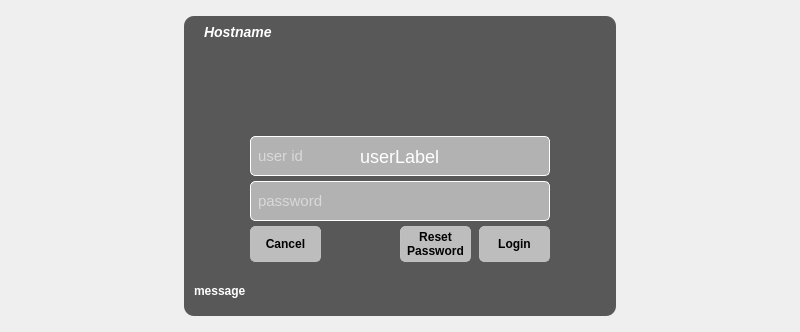
This is src/loginform.ui in aciklab/Hvl-Lightdm-Greeter as Qt 5 draws it before an edit. The edited form follows.
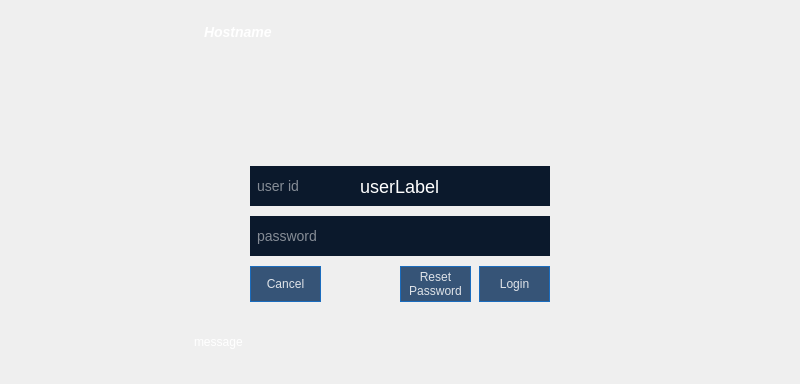
This is the edited form. Icons and pictures are not drawn.

What changed in the file:
```diff
--- a/src/loginform.ui
+++ b/src/loginform.ui
@@ -7,7 +7,7 @@
     <x>0</x>
     <y>0</y>
     <width>800</width>
-    <height>328</height>
+    <height>380</height>
    </rect>
   </property>
   <property name="font">
@@ -21,7 +21,7 @@
   </property>
   <property name="styleSheet">
    <string notr="true">QWidget {
-    border-radius: 5px;
+    border-radius: 0px;
 }</string>
   </property>
   <layout class="QHBoxLayout" name="horizontalLayout">
@@ -35,7 +35,7 @@
      </property>
      <property name="styleSheet">
       <string notr="true">QWidget {
-    border-radius: 5px;
+    border-radius: 0px;
 }</string>
      </property>
      <property name="frameShape">
@@ -293,15 +293,20 @@
       </layout>
      </widget>
      <widget class="QWidget" name="loginpage">
+      <property name="font">
+       <font>
+        <family>Nimbus Sans L</family>
+       </font>
+      </property>
       <property name="styleSheet">
        <string notr="true">#loginframe{
-    background-color: rgba(50,50,50, 0.8);
-	border-radius: 10px;
+    background-color: rgba(255,255,255, 0.0);
+	border-radius: 0px;
 }
 #messagelabel{
 	color: white;
 	font-size:12px;
-    font:bold;
+    font: &quot;Nimbus Sans L Regular&quot;
 }
 #hostnameLabel {
 	color: white;
@@ -312,16 +317,22 @@
 #userLabel {
 	color: white;
 	font-size:18px;
+	font: &quot;Nimbus Sans L Regular&quot;
     
 }
 
 QComboBox,
 QPushButton {
-    color:black;
+    color:#dfe3e8;
 	font-size:12px;
-    font:bold;
-    border: 1px solid silver;
-    background-color: rgba(200, 200, 200,0.9);
+    font: &quot;Nimbus Sans L Regular&quot;;
+    border: 1px solid #1B6CBD;
+    background-color: rgba(33, 67, 106,0.9);
+}
+
+QToolButton {
+    color:#dfe3e8;
+	font: &quot;Nimbus Sans L Regular&quot;
 }
 
 QLineEdit::focus{
@@ -330,11 +341,12 @@
 }
 QLineEdit{
 	color:white;
-	font-size:15px;
+	font-size:14px;
 	padding:5px;
-	border:1px solid white;
-	background-color: rgba(200,200,200,0.8);
- 	border-radius: 5px;
+	border:1px #0094f0;
+	background-color: #0b192c;
+	border-radius: 0px;
+	font: &quot;Nimbus Sans L Regular&quot;
 }
 
 
@@ -377,7 +389,7 @@
          <property name="minimumSize">
           <size>
            <width>432</width>
-           <height>300</height>
+           <height>352</height>
           </size>
          </property>
          <property name="font">
@@ -401,7 +413,7 @@
           <property name="geometry">
            <rect>
             <x>66</x>
-            <y>165</y>
+            <y>200</y>
             <width>300</width>
             <height>40</height>
            </rect>
@@ -421,6 +433,9 @@
           <property name="font">
            <font>
             <pointsize>-1</pointsize>
+            <weight>50</weight>
+            <italic>false</italic>
+            <bold>false</bold>
            </font>
           </property>
           <property name="text">
@@ -442,42 +457,11 @@
            <number>10</number>
           </property>
          </widget>
-         <widget class="QLabel" name="logolabel">
-          <property name="geometry">
-           <rect>
-            <x>166</x>
-            <y>10</y>
-            <width>100</width>
-            <height>100</height>
-           </rect>
-          </property>
-          <property name="minimumSize">
-           <size>
-            <width>100</width>
-            <height>100</height>
-           </size>
-          </property>
-          <property name="maximumSize">
-           <size>
-            <width>100</width>
-            <height>100</height>
-           </size>
-          </property>
-          <property name="text">
-           <string/>
-          </property>
-          <property name="pixmap">
-           <pixmap resource="hvl-lightdm-greeter.qrc">:/resources/pardus.png</pixmap>
-          </property>
-          <property name="scaledContents">
-           <bool>true</bool>
-          </property>
-         </widget>
          <widget class="QLineEdit" name="userInput">
           <property name="geometry">
            <rect>
             <x>66</x>
-            <y>120</y>
+            <y>150</y>
             <width>300</width>
             <height>40</height>
            </rect>
@@ -497,6 +481,9 @@
           <property name="font">
            <font>
             <pointsize>-1</pointsize>
+            <weight>50</weight>
+            <italic>false</italic>
+            <bold>false</bold>
            </font>
           </property>
           <property name="focusPolicy">
@@ -513,11 +500,19 @@
           <property name="geometry">
            <rect>
             <x>10</x>
-            <y>249</y>
+            <y>300</y>
             <width>411</width>
             <height>51</height>
            </rect>
           </property>
+          <property name="font">
+           <font>
+            <pointsize>-1</pointsize>
+            <weight>50</weight>
+            <italic>false</italic>
+            <bold>false</bold>
+           </font>
+          </property>
           <property name="text">
            <string>message</string>
           </property>
@@ -580,7 +575,7 @@
           <property name="geometry">
            <rect>
             <x>216</x>
-            <y>210</y>
+            <y>250</y>
             <width>71</width>
             <height>36</height>
            </rect>
@@ -597,54 +592,54 @@
              <colorrole role="WindowText">
               <brush brushstyle="SolidPattern">
                <color alpha="255">
-                <red>0</red>
-                <green>0</green>
-                <blue>0</blue>
+                <red>223</red>
+                <green>227</green>
+                <blue>232</blue>
                </color>
               </brush>
              </colorrole>
              <colorrole role="Button">
               <brush brushstyle="SolidPattern">
                <color alpha="229">
-                <red>200</red>
-                <green>200</green>
-                <blue>200</blue>
+                <red>33</red>
+                <green>67</green>
+                <blue>106</blue>
                </color>
               </brush>
              </colorrole>
              <colorrole role="Text">
               <brush brushstyle="SolidPattern">
                <color alpha="255">
-                <red>0</red>
-                <green>0</green>
-                <blue>0</blue>
+                <red>223</red>
+                <green>227</green>
+                <blue>232</blue>
                </color>
               </brush>
              </colorrole>
              <colorrole role="ButtonText">
               <brush brushstyle="SolidPattern">
                <color alpha="255">
-                <red>0</red>
-                <green>0</green>
-                <blue>0</blue>
+                <red>223</red>
+                <green>227</green>
+                <blue>232</blue>
                </color>
               </brush>
              </colorrole>
              <colorrole role="Base">
               <brush brushstyle="SolidPattern">
                <color alpha="229">
-                <red>200</red>
-                <green>200</green>
-                <blue>200</blue>
+                <red>33</red>
+                <green>67</green>
+                <blue>106</blue>
                </color>
               </brush>
              </colorrole>
              <colorrole role="Window">
               <brush brushstyle="SolidPattern">
                <color alpha="229">
-                <red>200</red>
-                <green>200</green>
-                <blue>200</blue>
+                <red>33</red>
+                <green>67</green>
+                <blue>106</blue>
                </color>
               </brush>
              </colorrole>
@@ -662,54 +657,54 @@
              <colorrole role="WindowText">
               <brush brushstyle="SolidPattern">
                <color alpha="255">
-                <red>0</red>
-                <green>0</green>
-                <blue>0</blue>
+                <red>223</red>
+                <green>227</green>
+                <blue>232</blue>
                </color>
               </brush>
              </colorrole>
              <colorrole role="Button">
               <brush brushstyle="SolidPattern">
                <color alpha="229">
-                <red>200</red>
-                <green>200</green>
-                <blue>200</blue>
+                <red>33</red>
+                <green>67</green>
+                <blue>106</blue>
                </color>
               </brush>
              </colorrole>
              <colorrole role="Text">
               <brush brushstyle="SolidPattern">
                <color alpha="255">
-                <red>0</red>
-                <green>0</green>
-                <blue>0</blue>
+                <red>223</red>
+                <green>227</green>
+                <blue>232</blue>
                </color>
               </brush>
              </colorrole>
              <colorrole role="ButtonText">
               <brush brushstyle="SolidPattern">
                <color alpha="255">
-                <red>0</red>
-                <green>0</green>
-                <blue>0</blue>
+                <red>223</red>
+                <green>227</green>
+                <blue>232</blue>
                </color>
               </brush>
              </colorrole>
              <colorrole role="Base">
               <brush brushstyle="SolidPattern">
                <color alpha="229">
-                <red>200</red>
-                <green>200</green>
-                <blue>200</blue>
+                <red>33</red>
+                <green>67</green>
+                <blue>106</blue>
                </color>
               </brush>
              </colorrole>
              <colorrole role="Window">
               <brush brushstyle="SolidPattern">
                <color alpha="229">
-                <red>200</red>
-                <green>200</green>
-                <blue>200</blue>
+                <red>33</red>
+                <green>67</green>
+                <blue>106</blue>
                </color>
               </brush>
              </colorrole>
@@ -727,54 +722,54 @@
              <colorrole role="WindowText">
               <brush brushstyle="SolidPattern">
                <color alpha="255">
-                <red>0</red>
-                <green>0</green>
-                <blue>0</blue>
+                <red>223</red>
+                <green>227</green>
+                <blue>232</blue>
                </color>
               </brush>
              </colorrole>
              <colorrole role="Button">
               <brush brushstyle="SolidPattern">
                <color alpha="229">
-                <red>200</red>
-                <green>200</green>
-                <blue>200</blue>
+                <red>33</red>
+                <green>67</green>
+                <blue>106</blue>
                </color>
               </brush>
              </colorrole>
              <colorrole role="Text">
               <brush brushstyle="SolidPattern">
                <color alpha="255">
-                <red>0</red>
-                <green>0</green>
-                <blue>0</blue>
+                <red>223</red>
+                <green>227</green>
+                <blue>232</blue>
                </color>
               </brush>
              </colorrole>
              <colorrole role="ButtonText">
               <brush brushstyle="SolidPattern">
                <color alpha="255">
-                <red>0</red>
-                <green>0</green>
-                <blue>0</blue>
+                <red>223</red>
+                <green>227</green>
+                <blue>232</blue>
                </color>
               </brush>
              </colorrole>
              <colorrole role="Base">
               <brush brushstyle="SolidPattern">
                <color alpha="229">
-                <red>200</red>
-                <green>200</green>
-                <blue>200</blue>
+                <red>33</red>
+                <green>67</green>
+                <blue>106</blue>
                </color>
               </brush>
              </colorrole>
              <colorrole role="Window">
               <brush brushstyle="SolidPattern">
                <color alpha="229">
-                <red>200</red>
-                <green>200</green>
-                <blue>200</blue>
+                <red>33</red>
+                <green>67</green>
+                <blue>106</blue>
                </color>
               </brush>
              </colorrole>
@@ -793,9 +788,9 @@
           <property name="font">
            <font>
             <pointsize>-1</pointsize>
-            <weight>75</weight>
+            <weight>50</weight>
             <italic>false</italic>
-            <bold>true</bold>
+            <bold>false</bold>
            </font>
           </property>
           <property name="focusPolicy">
@@ -810,11 +805,19 @@
           <property name="geometry">
            <rect>
             <x>295</x>
-            <y>210</y>
+            <y>250</y>
             <width>71</width>
             <height>36</height>
            </rect>
           </property>
+          <property name="font">
+           <font>
+            <pointsize>-1</pointsize>
+            <weight>50</weight>
+            <italic>false</italic>
+            <bold>false</bold>
+           </font>
+          </property>
           <property name="focusPolicy">
            <enum>Qt::NoFocus</enum>
           </property>
@@ -826,7 +829,7 @@
           <property name="geometry">
            <rect>
             <x>335</x>
-            <y>175</y>
+            <y>210</y>
             <width>30</width>
             <height>20</height>
            </rect>
@@ -870,11 +873,19 @@
           <property name="geometry">
            <rect>
             <x>66</x>
-            <y>210</y>
+            <y>250</y>
             <width>71</width>
             <height>36</height>
            </rect>
           </property>
+          <property name="font">
+           <font>
+            <pointsize>-1</pointsize>
+            <weight>50</weight>
+            <italic>false</italic>
+            <bold>false</bold>
+           </font>
+          </property>
           <property name="focusPolicy">
            <enum>Qt::NoFocus</enum>
           </property>
@@ -886,7 +897,7 @@
           <property name="geometry">
            <rect>
             <x>30</x>
-            <y>120</y>
+            <y>150</y>
             <width>371</width>
             <height>41</height>
            </rect>
@@ -894,6 +905,9 @@
           <property name="font">
            <font>
             <pointsize>-1</pointsize>
+            <weight>50</weight>
+            <italic>false</italic>
+            <bold>false</bold>
            </font>
           </property>
           <property name="text">
@@ -903,6 +917,114 @@
            <set>Qt::AlignCenter</set>
           </property>
          </widget>
+         <widget class="QToolButton" name="toolButtonleft">
+          <property name="geometry">
+           <rect>
+            <x>50</x>
+            <y>25</y>
+            <width>100</width>
+            <height>110</height>
+           </rect>
+          </property>
+          <property name="font">
+           <font>
+            <weight>50</weight>
+            <italic>false</italic>
+            <bold>false</bold>
+           </font>
+          </property>
+          <property name="focusPolicy">
+           <enum>Qt::NoFocus</enum>
+          </property>
+          <property name="text">
+           <string/>
+          </property>
+          <property name="icon">
+           <iconset resource="hvl-lightdm-greeter.qrc">
+            <normaloff>:/resources/login_1_1.png</normaloff>:/resources/login_1_1.png</iconset>
+          </property>
+          <property name="iconSize">
+           <size>
+            <width>100</width>
+            <height>100</height>
+           </size>
+          </property>
+          <property name="toolButtonStyle">
+           <enum>Qt::ToolButtonTextUnderIcon</enum>
+          </property>
+         </widget>
+         <widget class="QToolButton" name="toolButtoncenter">
+          <property name="geometry">
+           <rect>
+            <x>155</x>
+            <y>10</y>
+            <width>120</width>
+            <height>140</height>
+           </rect>
+          </property>
+          <property name="font">
+           <font>
+            <weight>50</weight>
+            <italic>false</italic>
+            <bold>false</bold>
+           </font>
+          </property>
+          <property name="focusPolicy">
+           <enum>Qt::NoFocus</enum>
+          </property>
+          <property name="text">
+           <string/>
+          </property>
+          <property name="icon">
+           <iconset resource="hvl-lightdm-greeter.qrc">
+            <normaloff>:/resources/login_1.png</normaloff>:/resources/login_1.png</iconset>
+          </property>
+          <property name="iconSize">
+           <size>
+            <width>100</width>
+            <height>100</height>
+           </size>
+          </property>
+          <property name="toolButtonStyle">
+           <enum>Qt::ToolButtonTextUnderIcon</enum>
+          </property>
+         </widget>
+         <widget class="QToolButton" name="toolButtonright">
+          <property name="geometry">
+           <rect>
+            <x>280</x>
+            <y>25</y>
+            <width>100</width>
+            <height>110</height>
+           </rect>
+          </property>
+          <property name="font">
+           <font>
+            <weight>50</weight>
+            <italic>false</italic>
+            <bold>false</bold>
+           </font>
+          </property>
+          <property name="focusPolicy">
+           <enum>Qt::NoFocus</enum>
+          </property>
+          <property name="text">
+           <string/>
+          </property>
+          <property name="icon">
+           <iconset resource="hvl-lightdm-greeter.qrc">
+            <normaloff>:/resources/login_1_1.png</normaloff>:/resources/login_1_1.png</iconset>
+          </property>
+          <property name="iconSize">
+           <size>
+            <width>100</width>
+            <height>100</height>
+           </size>
+          </property>
+          <property name="toolButtonStyle">
+           <enum>Qt::ToolButtonTextUnderIcon</enum>
+          </property>
+         </widget>
         </widget>
        </item>
        <item>
```
Left out of the diff: 68 changed lines with no effect on the pictures.
